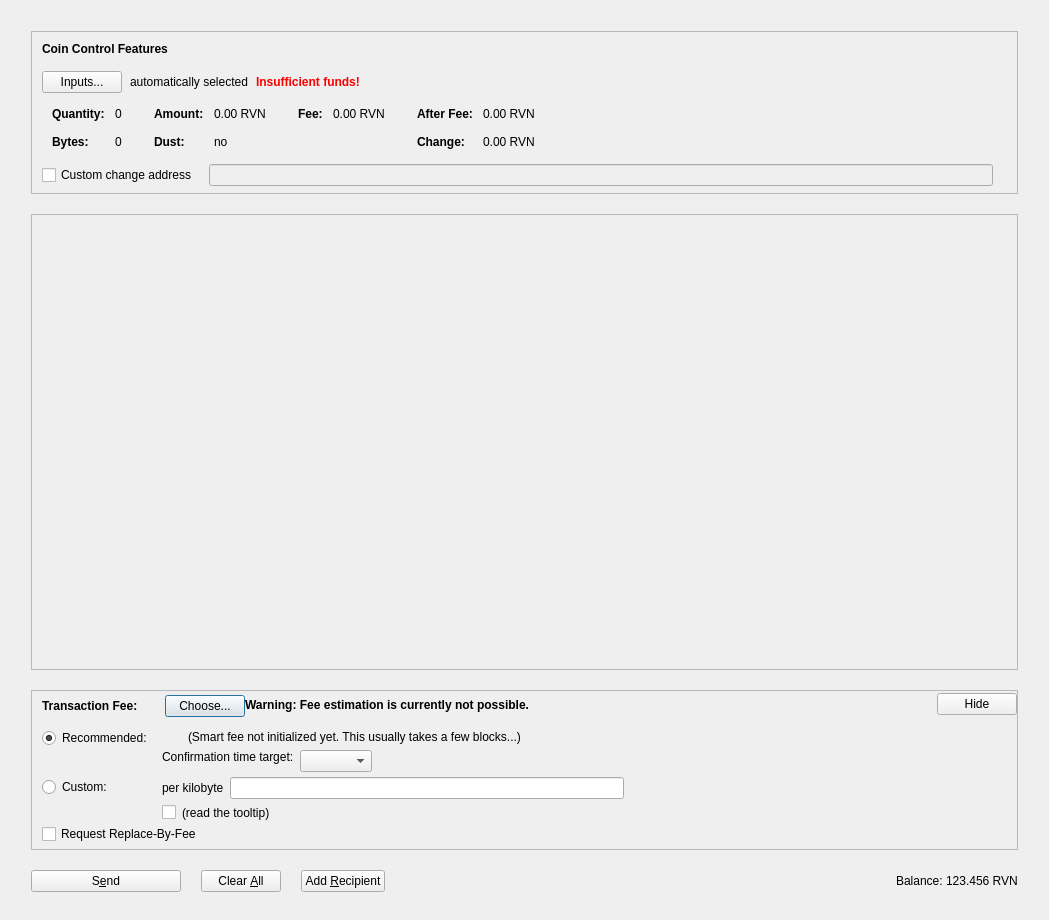
Above: src/qt/forms/sendcoinsdialog.ui from soosho/Tenzura before the change. Below: the same form after it.
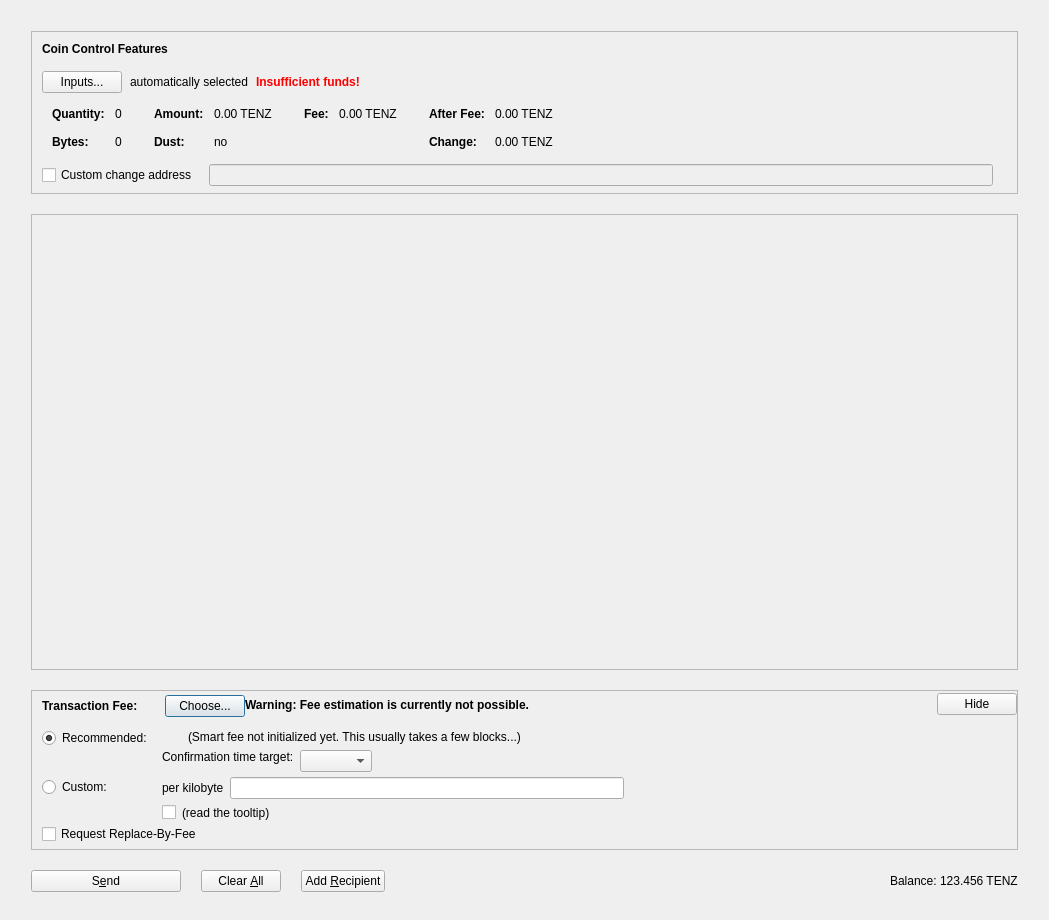
That is the form after the change. Icons and pictures are not drawn. Custom widgets are drawn as their Qt base class.

The edit to the form file:
```diff
--- a/src/qt/forms/sendcoinsdialog.ui
+++ b/src/qt/forms/sendcoinsdialog.ui
@@ -341,7 +341,7 @@
                     <enum>Qt::ActionsContextMenu</enum>
                    </property>
                    <property name="text">
-                    <string notr="true">0.00 RVN</string>
+                    <string notr="true">0.00 TENZ</string>
                    </property>
                    <property name="textInteractionFlags">
                     <set>Qt::LinksAccessibleByMouse|Qt::TextSelectableByKeyboard|Qt::TextSelectableByMouse</set>
@@ -421,7 +421,7 @@
                     <enum>Qt::ActionsContextMenu</enum>
                    </property>
                    <property name="text">
-                    <string notr="true">0.00 RVN</string>
+                    <string notr="true">0.00 TENZ</string>
                    </property>
                    <property name="textInteractionFlags">
                     <set>Qt::LinksAccessibleByMouse|Qt::TextSelectableByKeyboard|Qt::TextSelectableByMouse</set>
@@ -472,7 +472,7 @@
                     <enum>Qt::ActionsContextMenu</enum>
                    </property>
                    <property name="text">
-                    <string notr="true">0.00 RVN</string>
+                    <string notr="true">0.00 TENZ</string>
                    </property>
                    <property name="textInteractionFlags">
                     <set>Qt::LinksAccessibleByMouse|Qt::TextSelectableByKeyboard|Qt::TextSelectableByMouse</set>
@@ -501,7 +501,7 @@
                     <enum>Qt::ActionsContextMenu</enum>
                    </property>
                    <property name="text">
-                    <string notr="true">0.00 RVN</string>
+                    <string notr="true">0.00 TENZ</string>
                    </property>
                    <property name="textInteractionFlags">
                     <set>Qt::LinksAccessibleByMouse|Qt::TextSelectableByKeyboard|Qt::TextSelectableByMouse</set>
@@ -1267,7 +1267,7 @@
             <cursorShape>IBeamCursor</cursorShape>
            </property>
            <property name="text">
-            <string notr="true">123.456 RVN</string>
+            <string notr="true">123.456 TENZ</string>
            </property>
            <property name="textInteractionFlags">
             <set>Qt::LinksAccessibleByMouse|Qt::TextSelectableByKeyboard|Qt::TextSelectableByMouse</set>
```
